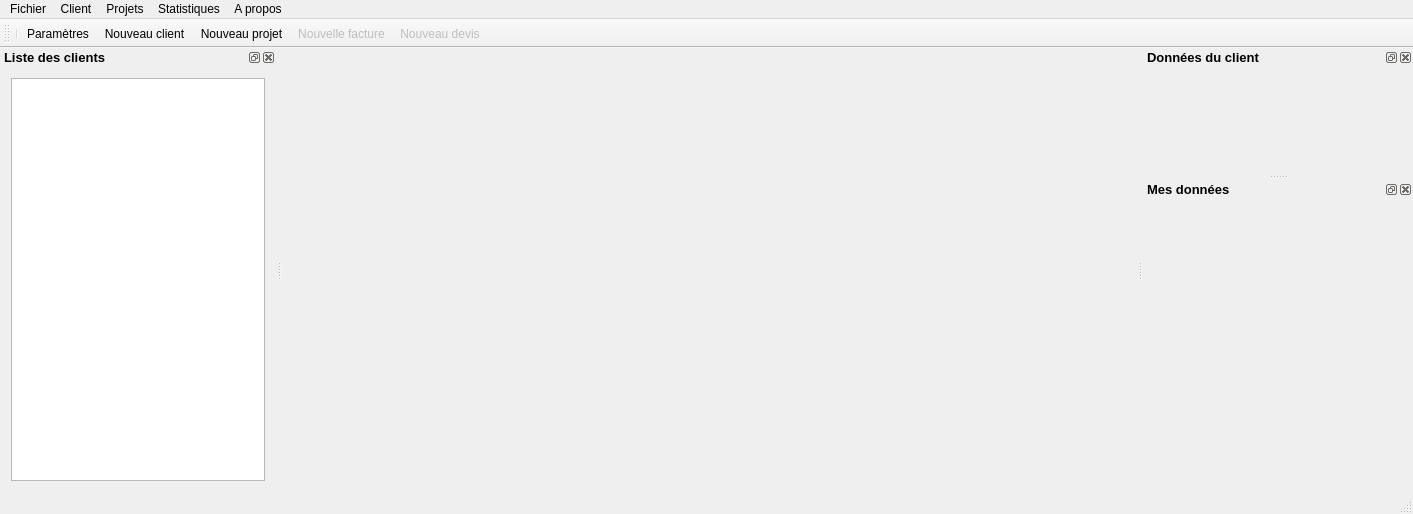
The window that src/gui/mainwindow/mainwindow.ui (FACT-Team/FactDev) describes before a commit, drawn with Qt 5.
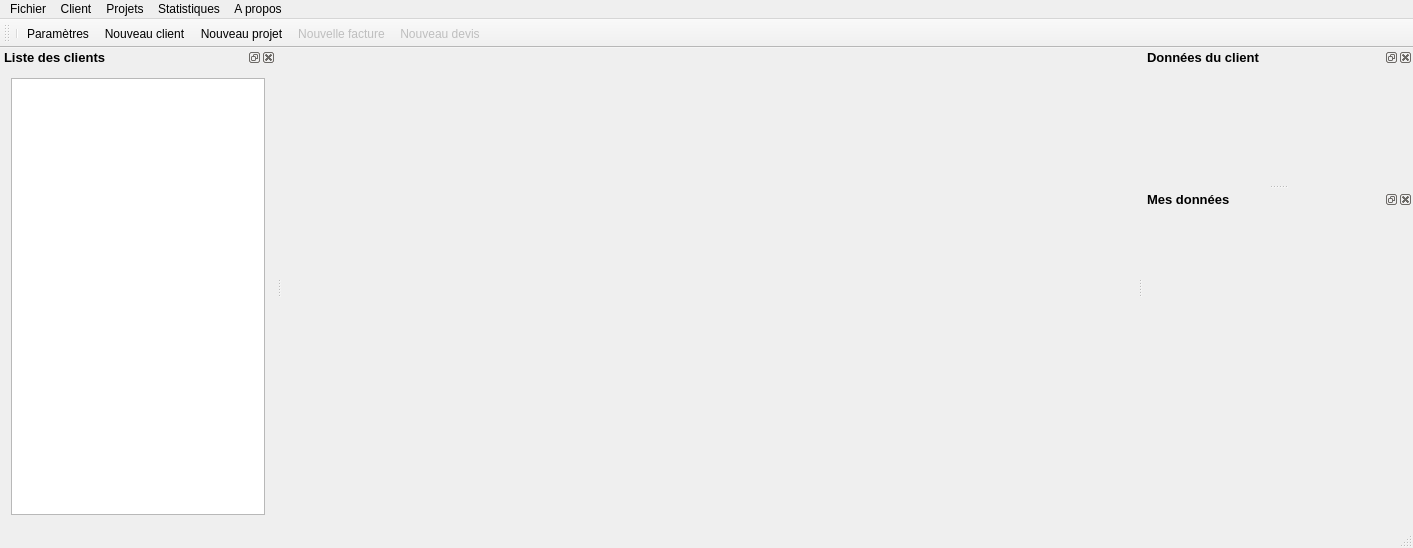
The same window after the commit. Icons and pictures are not drawn. Custom widgets are drawn as their Qt base class.

```diff
--- a/src/gui/mainwindow/mainwindow.ui
+++ b/src/gui/mainwindow/mainwindow.ui
@@ -7,7 +7,7 @@
     <x>0</x>
     <y>0</y>
     <width>1413</width>
-    <height>492</height>
+    <height>548</height>
    </rect>
   </property>
   <property name="windowTitle">
@@ -425,7 +425,7 @@
           </property>
          </spacer>
         </item>
-        <item row="0" column="1">
+        <item row="2" column="1">
          <spacer name="verticalSpacer_3">
           <property name="orientation">
            <enum>Qt::Vertical</enum>
@@ -438,6 +438,19 @@
           </property>
          </spacer>
         </item>
+        <item row="0" column="1">
+         <spacer name="verticalSpacer_4">
+          <property name="orientation">
+           <enum>Qt::Vertical</enum>
+          </property>
+          <property name="sizeHint" stdset="0">
+           <size>
+            <width>20</width>
+            <height>40</height>
+           </size>
+          </property>
+         </spacer>
+        </item>
        </layout>
       </widget>
      </widget>
@@ -596,6 +609,12 @@
     <number>1</number>
    </attribute>
    <widget class="QWidget" name="dockWidgetContents_3">
+    <property name="minimumSize">
+     <size>
+      <width>0</width>
+      <height>0</height>
+     </size>
+    </property>
     <property name="font">
      <font>
       <pointsize>9</pointsize>
```
